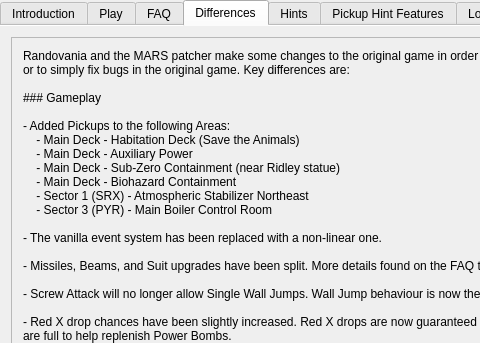
Qt form randovania/games/fusion/gui/ui_files/games_tab_fusion_widget.ui (randovania/randovania) before a commit; both pictures show x 0 to 480 and y 0 to 343 of the 698 by 453 pixel window.
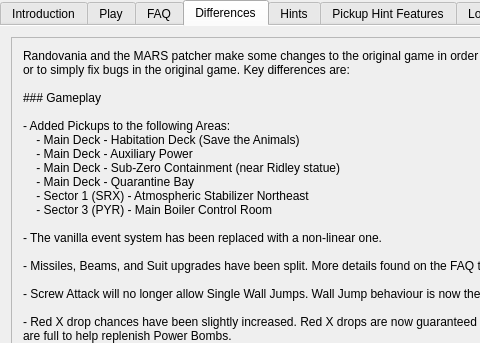
The same form after that commit. The open tabs and pages were chosen to show the change. Custom widgets are drawn as their Qt base class.

Commit message: fix quarantine bay naming in differences

The edit to the form file:
```diff
--- a/randovania/games/fusion/gui/ui_files/games_tab_fusion_widget.ui
+++ b/randovania/games/fusion/gui/ui_files/games_tab_fusion_widget.ui
@@ -151,7 +151,7 @@
     - Main Deck - Habitation Deck (Save the Animals)
     - Main Deck - Auxiliary Power
     - Main Deck - Sub-Zero Containment (near Ridley statue)
-    - Main Deck - Biohazard Containment
+    - Main Deck - Quarantine Bay
     - Sector 1 (SRX) - Atmospheric Stabilizer Northeast
     - Sector 3 (PYR) - Main Boiler Control Room
 
```
Left out of the diff: 2 changed lines with no effect on the pictures.
